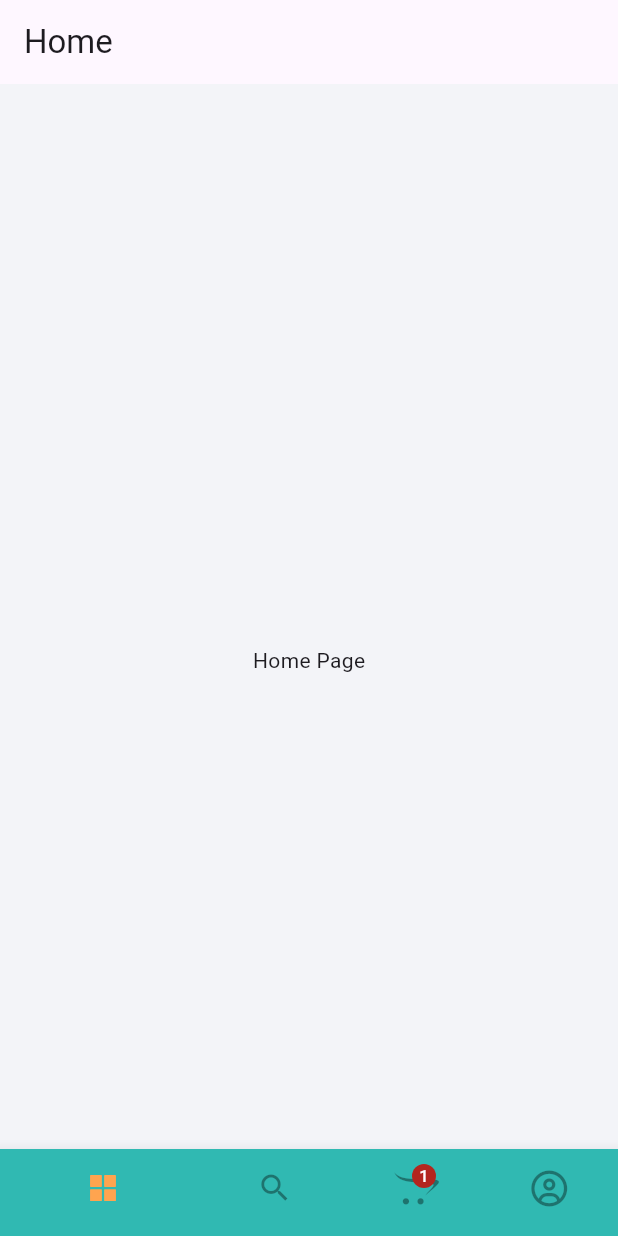
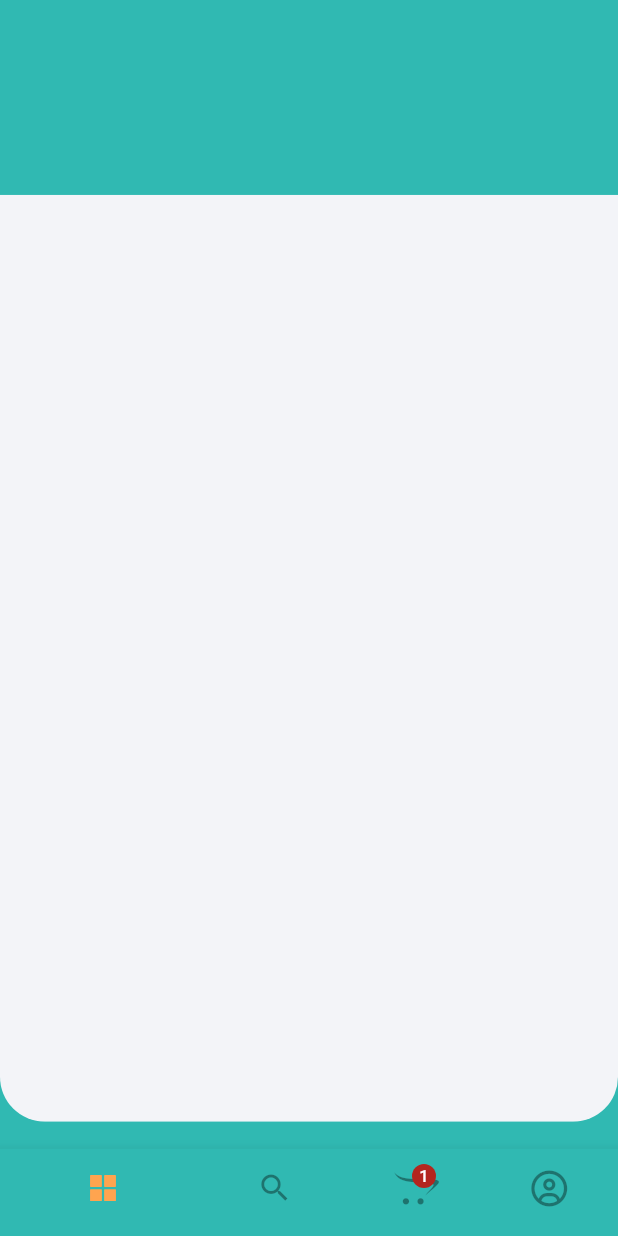
Before and after one commit to Youngwook-Jeon/delivery-flutter, a Flutter app: the screen it shows after launch, on a phone screen of 412 x 824 dp. Run offline on Flutter 3.47's test engine with Material 3 defaults, Android fonts, the phone set to English and light mode, and no system bars; our stand-ins replace flutter_screenutil, flutter_vector_icons, get.

Commit message:
Add a custom container

```diff
--- /dev/null
+++ b/foodly/lib/common/custom_container.dart
@@ -0,0 +1,32 @@
+// ignore_for_file: must_be_immutable
+
+import 'package:flutter/material.dart';
+import 'package:flutter_screenutil/flutter_screenutil.dart';
+
+import '../constants/constants.dart';
+
+class CustomContainer extends StatelessWidget {
+  CustomContainer({super.key, required this.containerContent});
+
+  Widget containerContent;
+
+  @override
+  Widget build(BuildContext context) {
+    return SizedBox(
+      height: MediaQuery.of(context).size.height * 0.75,
+      child: ClipRRect(
+        borderRadius: BorderRadius.only(
+          bottomLeft: Radius.circular(30.r),
+          bottomRight: Radius.circular(30.r),
+        ),
+        child: Container(
+          width: width,
+          color: kOffWhite,
+          child: SingleChildScrollView(
+            child: containerContent,
+          ),
+        ),
+      ),
+    );
+  }
+}
--- a/foodly/lib/views/home/home_page.dart
+++ b/foodly/lib/views/home/home_page.dart
@@ -1,4 +1,7 @@
 import 'package:flutter/material.dart';
+import 'package:flutter_screenutil/flutter_screenutil.dart';
+import 'package:foodly/common/custom_container.dart';
+import 'package:foodly/constants/constants.dart';
 
 class HomePage extends StatelessWidget {
   const HomePage({super.key});
@@ -6,10 +9,14 @@ class HomePage extends StatelessWidget {
   @override
   Widget build(BuildContext context) {
     return Scaffold(
-      appBar: AppBar(
-        title: const Text('Home'),
+      backgroundColor: kPrimary,
+      appBar: PreferredSize(
+        preferredSize: Size.fromHeight(130.h),
+        child: Container(
+          height: 130,
+        ),
       ),
-      body: const Center(child: Text('Home Page')),
+      body: SafeArea(child: CustomContainer(containerContent: Container())),
     );
   }
 }
```
Also changed, not shown: foodly/lib/views/cart/cart_page.dart (+11 -3 lines), foodly/lib/views/profile/profile_page.dart (+10 -3 lines), foodly/lib/views/search/search_page.dart (+11 -3 lines).
